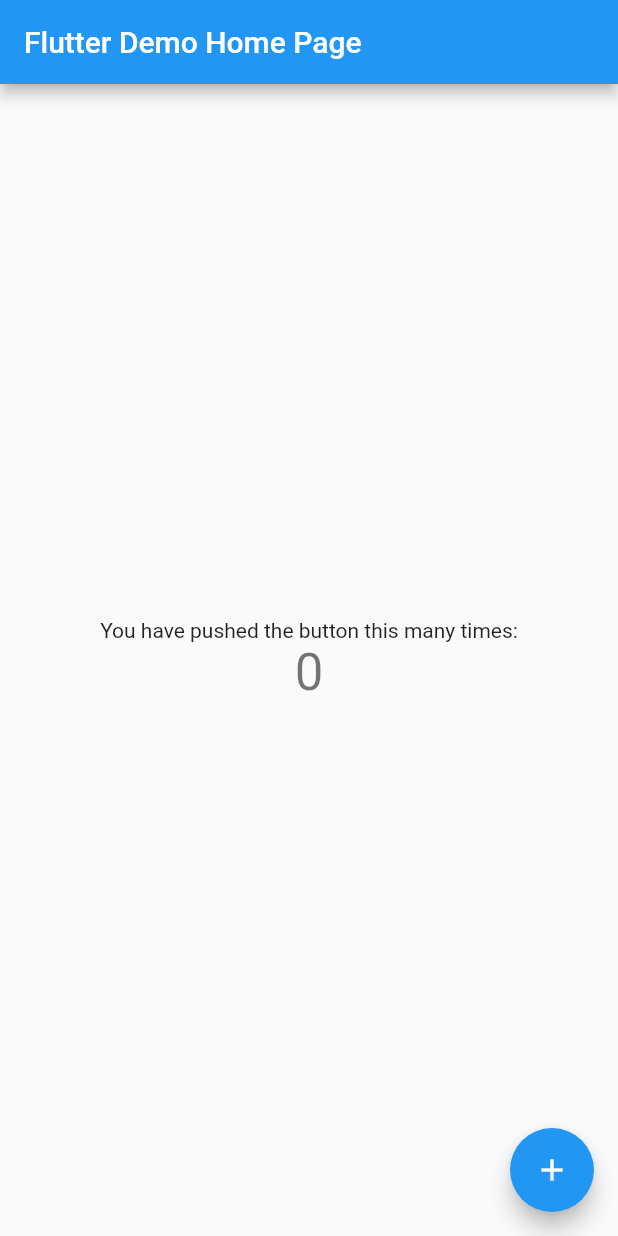
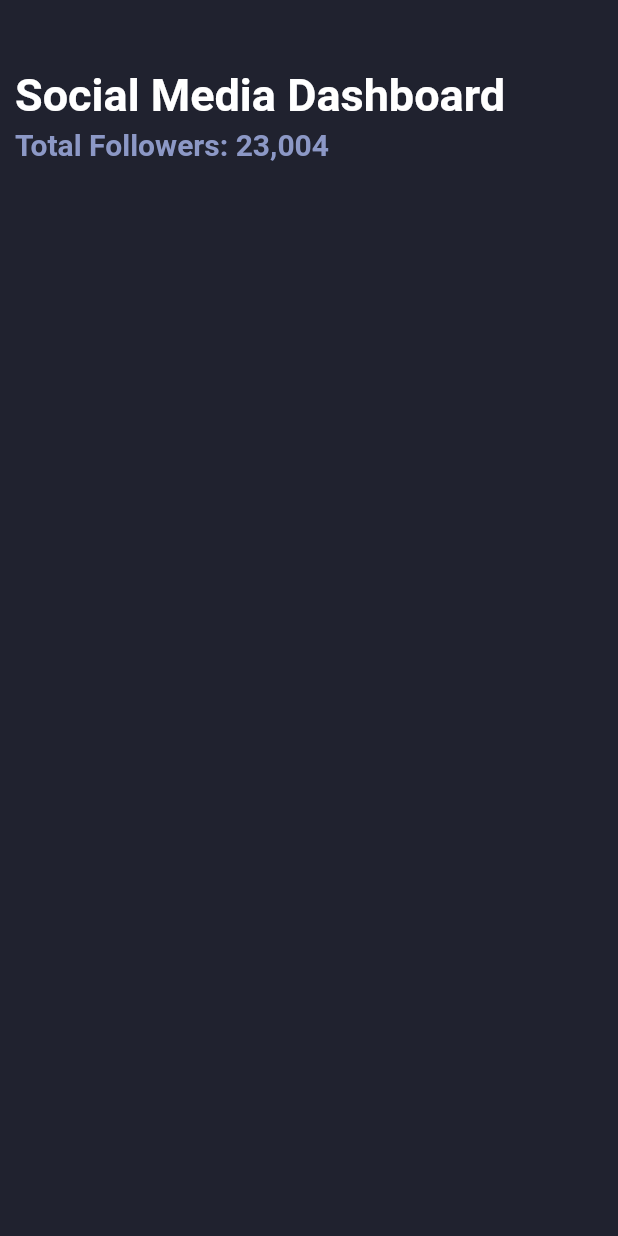
Before and after one commit to nikeshnaik/social_media_dashboard_flutter, a Flutter app: the screen it shows after launch, on a phone screen of 412 x 824 dp. Run offline on Flutter 3.47's test engine with Material 2 defaults, Android fonts, the phone set to English and light mode, and no system bars.

Commit message:
feat: top header implemented

```diff
--- /dev/null
+++ b/lib/header.dart
@@ -0,0 +1,35 @@
+import 'package:flutter/material.dart';
+
+class Header extends StatelessWidget {
+  const Header({super.key});
+
+  @override
+  Widget build(BuildContext context) {
+    return Container(
+      margin: const EdgeInsets.only(top: 36),
+      child: Column(
+        mainAxisAlignment: MainAxisAlignment.start,
+        crossAxisAlignment: CrossAxisAlignment.start,
+        children: const [
+          DefaultTextStyle(
+            style: TextStyle(
+              color: Colors.white,
+              fontSize: 30,
+              fontWeight: FontWeight.w700,
+            ),
+            child: Text("Social Media Dashboard"),
+          ),
+          SizedBox(height: 4),
+          DefaultTextStyle(
+            style: TextStyle(
+                color: Color.fromRGBO(140, 152, 198, 1),
+                fontSize: 20,
+                fontWeight: FontWeight.w700,
+                fontStyle: FontStyle.normal),
+            child: Text("Total Followers: 23,004"),
+          )
+        ],
+      ),
+    );
+  }
+}
--- /dev/null
+++ b/lib/home.dart
@@ -0,0 +1,26 @@
+// ignore_for_file: sort_child_properties_last
+
+import 'package:flutter/material.dart';
+import 'package:social_media_dashboard/header.dart';
+
+class Home extends StatelessWidget {
+  const Home({super.key});
+
+  @override
+  Widget build(BuildContext context) {
+    return Container(
+      alignment: Alignment.topLeft,
+      padding: const EdgeInsets.all(10),
+      child: Column(
+        children: const [
+          Header(),
+        ],
+        // mainAxisAlignment: MainAxisAlignment.spaceBetween,
+        // crossAxisAlignment: CrossAxisAlignment.start,
+      ),
+      decoration: const BoxDecoration(
+        color: Color.fromRGBO(32, 34, 47, 1),
+      ),
+    );
+  }
+}
--- a/lib/main.dart
+++ b/lib/main.dart
@@ -1,115 +1,19 @@
 import 'package:flutter/material.dart';
+import 'package:social_media_dashboard/home.dart';
 
-void main() {
-  runApp(const MyApp());
-}
+class SocialMediaDashboard extends StatelessWidget {
+  const SocialMediaDashboard({super.key});
 
-class MyApp extends StatelessWidget {
-  const MyApp({super.key});
-
-  // This widget is the root of your application.
   @override
   Widget build(BuildContext context) {
     return MaterialApp(
-      title: 'Flutter Demo',
-      theme: ThemeData(
-        // This is the theme of your application.
-        //
-        // Try running your application with "flutter run". You'll see the
-        // application has a blue toolbar. Then, without quitting the app, try
-        // changing the primarySwatch below to Colors.green and then invoke
-        // "hot reload" (press "r" in the console where you ran "flutter run",
-        // or simply save your changes to "hot reload" in a Flutter IDE).
-        // Notice that the counter didn't reset back to zero; the application
-        // is not restarted.
-        primarySwatch: Colors.blue,
-      ),
-      home: const MyHomePage(title: 'Flutter Demo Home Page'),
+      home: Home(),
     );
   }
 }
 
-class MyHomePage extends StatefulWidget {
-  const MyHomePage({super.key, required this.title});
+void main() {
+  print("App Starting");
 
-  // This widget is the home page of your application. It is stateful, meaning
-  // that it has a State object (defined below) that contains fields that affect
-  // how it looks.
-
-  // This class is the configuration for the state. It holds the values (in this
-  // case the title) provided by the parent (in this case the App widget) and
-  // used by the build method of the State. Fields in a Widget subclass are
-  // always marked "final".
-
-  final String title;
-
-  @override
-  State<MyHomePage> createState() => _MyHomePageState();
+  runApp(const SocialMediaDashboard());
 }
-
-class _MyHomePageState extends State<MyHomePage> {
-  int _counter = 0;
-
-  void _incrementCounter() {
-    setState(() {
-      // This call to setState tells the Flutter framework that something has
-      // changed in this State, which causes it to rerun the build method below
-      // so that the display can reflect the updated values. If we changed
-      // _counter without calling setState(), then the build method would not be
-      // called again, and so nothing would appear to happen.
-      _counter++;
-    });
-  }
-
-  @override
-  Widget build(BuildContext context) {
-    // This method is rerun every time setState is called, for instance as done
-    // by the _incrementCounter method above.
-    //
-    // The Flutter framework has been optimized to make rerunning build methods
-    // fast, so that you can just rebuild anything that needs updating rather
-    // than having to individually change instances of widgets.
-    return Scaffold(
-      appBar: AppBar(
-        // Here we take the value from the MyHomePage object that was created by
-        // the App.build method, and use it to set our appbar title.
-        title: Text(widget.title),
-      ),
-      body: Center(
-        // Center is a layout widget. It takes a single child and positions it
-        // in the middle of the parent.
-        child: Column(
-          // Column is also a layout widget. It takes a list of children and
-          // arranges them vertically. By default, it sizes itself to fit its
-          // children horizontally, and tries to be as tall as its parent.
-          //
-          // Invoke "debug painting" (press "p" in the console, choose the
-          // "Toggle Debug Paint" action from the Flutter Inspector in Android
-          // Studio, or the "Toggle Debug Paint" command in Visual Studio Code)
-          // to see the wireframe for each widget.
-          //
-          // Column has various properties to control how it sizes itself and
-          // how it positions its children. Here we use mainAxisAlignment to
-          // center the children vertically; the main axis here is the vertical
-          // axis because Columns are vertical (the cross axis would be
-          // horizontal).
-          mainAxisAlignment: MainAxisAlignment.center,
-          children: <Widget>[
-            const Text(
-              'You have pushed the button this many times:',
-            ),
-            Text(
-              '$_counter',
-              style: Theme.of(context).textTheme.headline4,
-            ),
-          ],
-        ),
-      ),
-      floatingActionButton: FloatingActionButton(
-        onPressed: _incrementCounter,
-        tooltip: 'Increment',
-        child: const Icon(Icons.add),
-      ), // This trailing comma makes auto-formatting nicer for build methods.
-    );
-  }
-}
```
Also changed, not shown: 1 other file.
